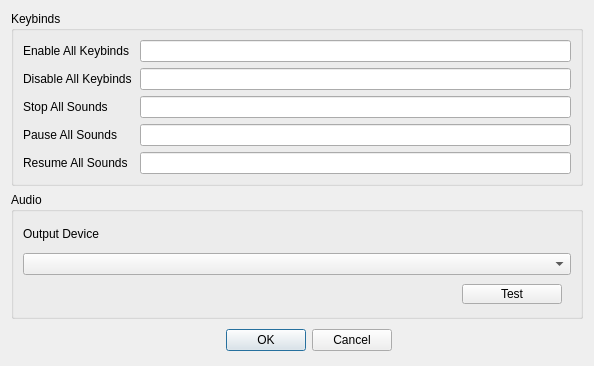
Qt form dialogsettings.ui (defaultsamson/Soundboard) before a commit.
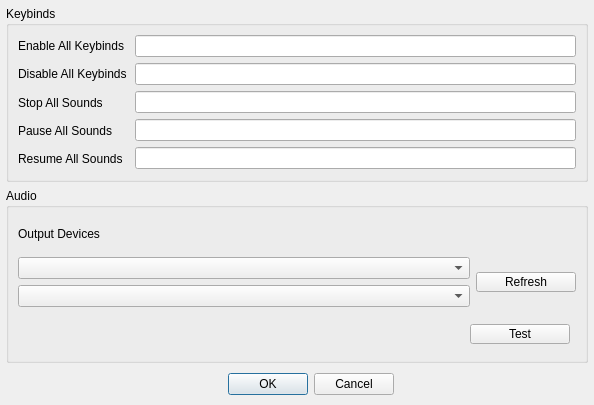
The same form after that commit. Custom widgets are drawn as their Qt base class.

Diff of the .ui file:
```diff
--- a/dialogsettings.ui
+++ b/dialogsettings.ui
@@ -7,13 +7,25 @@
     <x>0</x>
     <y>0</y>
     <width>594</width>
-    <height>366</height>
+    <height>405</height>
    </rect>
   </property>
   <property name="windowTitle">
-   <string>Dialog</string>
+   <string>Settings</string>
   </property>
   <layout class="QVBoxLayout" name="verticalLayout">
+   <property name="leftMargin">
+    <number>6</number>
+   </property>
+   <property name="topMargin">
+    <number>6</number>
+   </property>
+   <property name="rightMargin">
+    <number>6</number>
+   </property>
+   <property name="bottomMargin">
+    <number>6</number>
+   </property>
    <item>
     <widget class="QGroupBox" name="groupBox">
      <property name="title">
@@ -169,19 +181,65 @@
       <item>
        <widget class="QLabel" name="labelOutputDevice">
         <property name="text">
-         <string>Output Device</string>
+         <string>Output Devices</string>
         </property>
        </widget>
       </item>
       <item>
-       <widget class="QComboBox" name="comboBoxOutputDevice"/>
+       <layout class="QHBoxLayout" name="horizontalLayout_5">
+        <item>
+         <layout class="QVBoxLayout" name="verticalLayout_5">
+          <item>
+           <widget class="QComboBox" name="comboBoxOutputDevice_2"/>
+          </item>
+          <item>
+           <widget class="QComboBox" name="comboBoxOutputDevice"/>
+          </item>
+         </layout>
+        </item>
+        <item>
+         <widget class="QPushButton" name="pushButton_2">
+          <property name="maximumSize">
+           <size>
+            <width>100</width>
+            <height>20</height>
+           </size>
+          </property>
+          <property name="text">
+           <string>Refresh</string>
+          </property>
+         </widget>
+        </item>
+       </layout>
+      </item>
+      <item>
+       <spacer name="verticalSpacer">
+        <property name="orientation">
+         <enum>Qt::Vertical</enum>
+        </property>
+        <property name="sizeType">
+         <enum>QSizePolicy::Fixed</enum>
+        </property>
+        <property name="sizeHint" stdset="0">
+         <size>
+          <width>20</width>
+          <height>4</height>
+         </size>
+        </property>
+       </spacer>
       </item>
       <item>
        <widget class="QWidget" name="widget_4" native="true">
         <layout class="QHBoxLayout" name="horizontalLayout">
+         <property name="leftMargin">
+          <number>6</number>
+         </property>
          <property name="topMargin">
           <number>0</number>
          </property>
+         <property name="rightMargin">
+          <number>6</number>
+         </property>
          <property name="bottomMargin">
           <number>0</number>
          </property>
```
